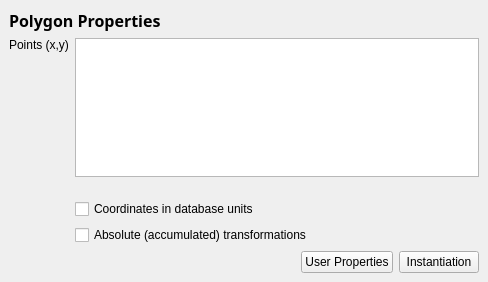
Above: src/edt/edt/PolygonPropertiesPage.ui from KLayout/klayout before the change. Below: the same form after it.
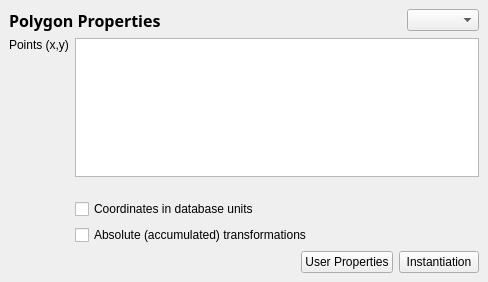
That is the form after the change. Custom widgets are drawn as their Qt base class.

```diff
--- a/src/edt/edt/PolygonPropertiesPage.ui
+++ b/src/edt/edt/PolygonPropertiesPage.ui
@@ -124,8 +124,8 @@
       <item>
        <widget class="QLabel" name="layer_lbl">
         <property name="sizePolicy">
-         <sizepolicy hsizetype="Expanding" vsizetype="Preferred">
-          <horstretch>0</horstretch>
+         <sizepolicy hsizetype="Ignored" vsizetype="Preferred">
+          <horstretch>1</horstretch>
           <verstretch>0</verstretch>
          </sizepolicy>
         </property>
@@ -137,6 +137,13 @@
         </property>
        </widget>
       </item>
+      <item>
+       <widget class="lay::LayerSelectionComboBox" name="layer_cbx">
+        <property name="sizeAdjustPolicy">
+         <enum>QComboBox::AdjustToContents</enum>
+        </property>
+       </widget>
+      </item>
      </layout>
     </widget>
    </item>
@@ -225,6 +232,13 @@
    </item>
   </layout>
  </widget>
+ <customwidgets>
+  <customwidget>
+   <class>lay::LayerSelectionComboBox</class>
+   <extends>QComboBox</extends>
+   <header>layWidgets.h</header>
+  </customwidget>
+ </customwidgets>
  <tabstops>
   <tabstop>pointListEdit</tabstop>
   <tabstop>dbu_cb</tabstop>
```
Left out of the diff: 3 changed lines with no effect on the pictures.
